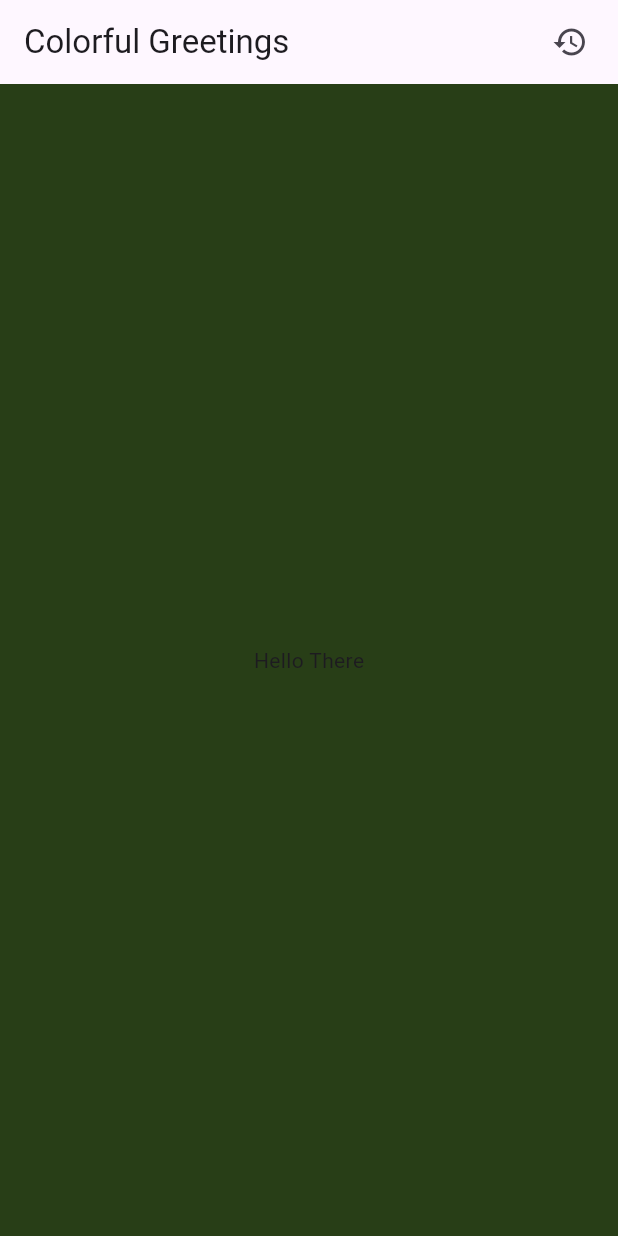
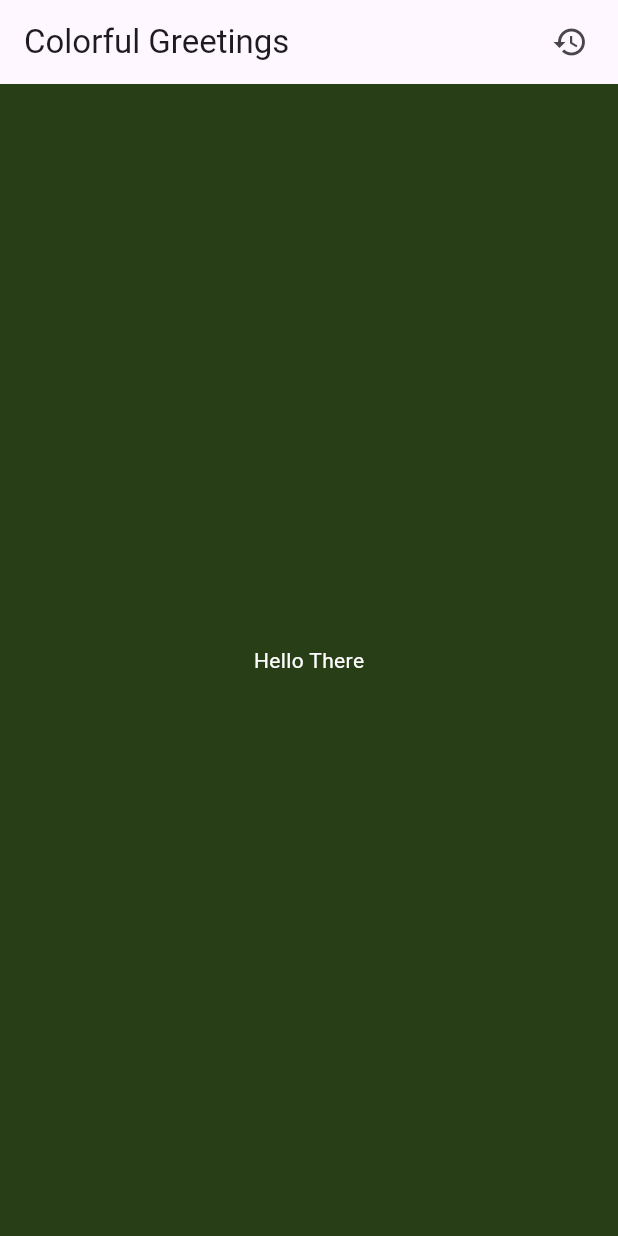
Before and after one commit to UbohyiPetro/colorful_greetings, a Flutter app: the screen it shows after launch, on a phone screen of 412 x 824 dp. Run offline on Flutter 3.47's test engine with Material 3 defaults, Android fonts, the phone set to English and light mode, and no system bars; our stand-ins replace get.

Commit message:
CG-5: code refactoring

```diff
--- a/lib/home/controller/color_controller.dart
+++ b/lib/home/controller/color_controller.dart
@@ -1,6 +1,7 @@
 import 'dart:math';
 
 import 'package:colorful_greetings/home/state/color_state.dart';
+import 'package:flutter/material.dart';
 import 'package:get/get.dart';
 
 class ColorController extends GetxController {
@@ -13,6 +14,20 @@ class ColorController extends GetxController {
     super.onInit();
   }
 
+  Color getCurrentBackgroundColor() {
+    final red = colorState.red.value;
+    final green = colorState.green.value;
+    final blue = colorState.blue.value;
+    final Color backgroundColor = Color.fromRGBO(red, green, blue, 1.0);
+    return backgroundColor;
+  }
+
+  Color setTextColorBasedOnItemBackground(Color backgroundColor) {
+    return backgroundColor.computeLuminance() > 0.5
+        ? Colors.black
+        : Colors.white;
+  }
+
   void generateNewColor() {
     const maxColorValue = ColorState.MAX_COLOR_VALUE;
     final red = _random.nextInt(maxColorValue);
--- a/lib/home/ui/home_screen.dart
+++ b/lib/home/ui/home_screen.dart
@@ -3,9 +3,7 @@ import 'package:colorful_greetings/home/ui/history_drawer/history_drawer.dart';
 import 'package:flutter/material.dart';
 import 'package:get/get.dart';
 
-// ignore: public_member_api_docs
 class HomeScreen extends StatelessWidget {
-  // ignore: public_member_api_docs
   const HomeScreen({super.key});
 
   @override
@@ -16,12 +14,7 @@ class HomeScreen extends StatelessWidget {
         onTap: colorController.generateNewColor,
         child: Scaffold(
           endDrawer: const HistoryDrawer(),
-          backgroundColor: Color.fromRGBO(
-            colorController.colorState.red.value,
-            colorController.colorState.green.value,
-            colorController.colorState.blue.value,
-            1.0,
-          ),
+          backgroundColor: colorController.getCurrentBackgroundColor(),
           appBar: AppBar(
             actions: [
               Builder(
@@ -40,9 +33,19 @@ class HomeScreen extends StatelessWidget {
             ],
             title: const Text("Colorful Greetings"),
           ),
-          body: const SafeArea(
+          body: SafeArea(
             child: Center(
-              child: Text('Hello There'),
+              child: Text(
+                'Hello There',
+                style: TextStyle(
+                  color: colorController
+                              .getCurrentBackgroundColor()
+                              .computeLuminance() >
+                          0.5
+                      ? Colors.black
+                      : Colors.white,
+                ),
+              ),
             ),
           ),
         ),
--- a/lib/main.dart
+++ b/lib/main.dart
@@ -5,9 +5,7 @@ void main() {
   runApp(const ColorfulGreetings());
 }
 
-// ignore: public_member_api_docs
 class ColorfulGreetings extends StatelessWidget {
-  // ignore: public_member_api_docs
   const ColorfulGreetings({super.key});
 
   @override
```
Also changed, not shown: lib/home/state/color_state.dart (line endings or trailing spaces).
